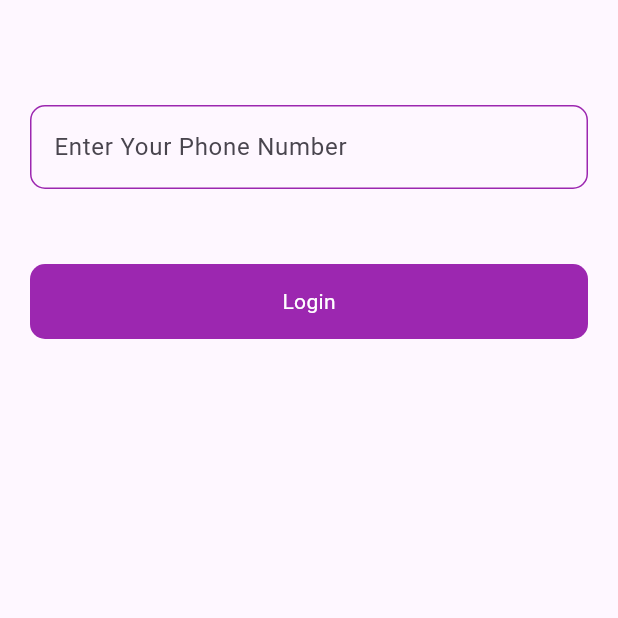
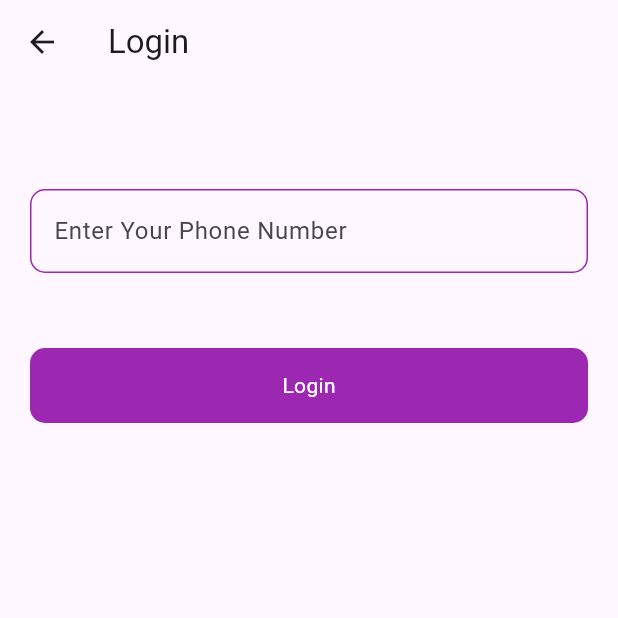
Before and after one commit to FAHIMSHAKIL102/flutter_firebase_practice_thetechbrothers, a Flutter app: the LoginWithPhoneScreen screen opened directly, on a phone screen of 412 x 824 dp, the top half of it. Run offline on Flutter 3.47's test engine with Material 3 defaults, Android fonts, the light colour scheme and no system bars; our stand-ins replace firebase_auth, firebase_core, fluttertoast; accounts and stored records are empty.

Commit message:
add-login_phone_screen

```diff
--- a/lib/pages/auth/login_with_phone_screen.dart
+++ b/lib/pages/auth/login_with_phone_screen.dart
@@ -9,10 +9,14 @@ class LoginWithPhoneScreen extends StatefulWidget {
 }
 
 class _LoginWithPhoneScreenState extends State<LoginWithPhoneScreen> {
+
   final phoneController = TextEditingController();
+  bool loading = false;
+
   @override
   Widget build(BuildContext context) {
     return Scaffold(
+      appBar: AppBar(title: Text('Login')),
       body: Padding(
         padding: const EdgeInsets.all(20.0),
         child: Column(
```
